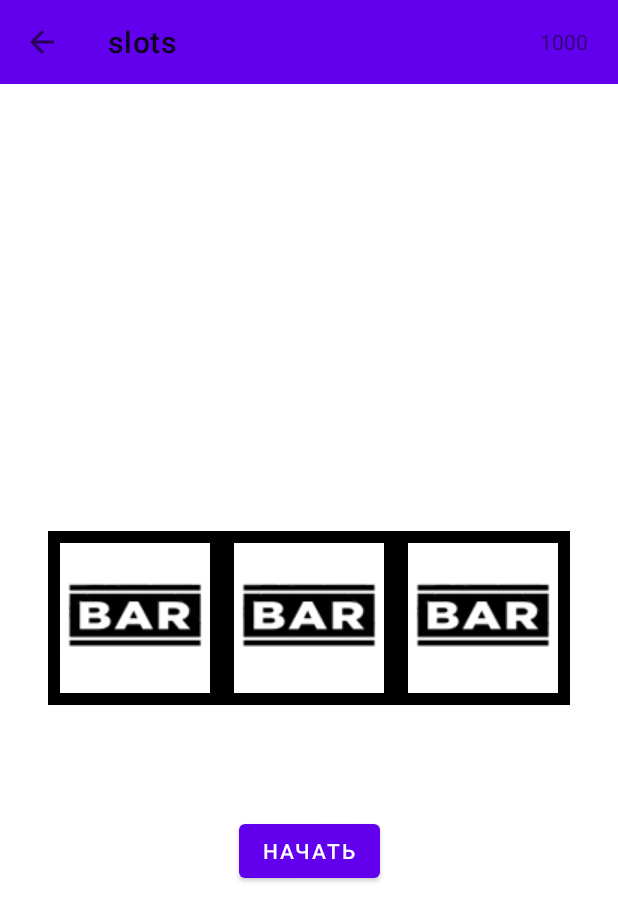
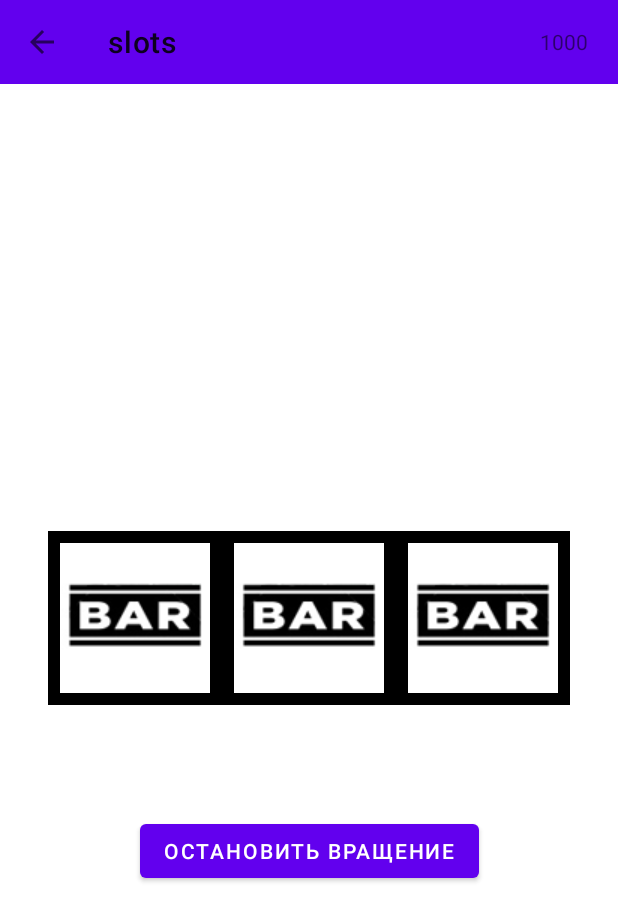
Before and after one commit to RatWithCoffee/slots, an Android app: the GameActivity screen opened directly, with no data from a screen before it, after a tap on "НАЧАТЬ", on a phone screen of 412 x 824 dp. Shown: the top 921 px of the screen. Run offline under Robolectric (Android 15) with nearby library versions, the light colour scheme and no system bars.

Commit message:
add correct work of start\stop button

```diff
--- a/app/src/main/java/com/template/view/activities/GameActivity.java
+++ b/app/src/main/java/com/template/view/activities/GameActivity.java
@@ -3,6 +3,7 @@ package com.template.view.activities;
 import android.os.Bundle;
 import android.os.Handler;
 import android.os.Looper;
+import android.os.SystemClock;
 import android.view.View;
 import android.widget.Button;
 import android.widget.TextView;
@@ -18,7 +19,7 @@ import com.template.view.components.Slots;
 import java.text.DecimalFormat;
 import java.util.Objects;
 
-public class GameActivity extends AppCompatActivity implements View.OnClickListener, Slots.RoundEndListener {
+public class GameActivity extends AppCompatActivity implements Slots.RoundEndListener {
 
     private final GameState state = new GameState();
     private final static DecimalFormat REAL_FORMATTER = new DecimalFormat("0.###");
@@ -26,6 +27,11 @@ public class GameActivity extends AppCompatActivity implements View.OnClickListe
     private static final int TIME_BETWEEN_ROTATIONS = 1500;
 
     private Slots slots;
+
+    private boolean stopRotation = false;
+    private boolean isRotating = false;
+
+    private long mLastClickTime = 0;
 
     @Override
     protected void onCreate(Bundle savedInstanceState) {
@@ -39,7 +45,30 @@ public class GameActivity extends AppCompatActivity implements View.OnClickListe
         slots.setOnRoundEnd(this);
 
         Button startEndButton = findViewById(R.id.button_st_end);
-        startEndButton.setOnClickListener(this);
+        startEndButton.setOnClickListener(v -> {
+            if (SystemClock.elapsedRealtime() - mLastClickTime < 1000) {
+                return;
+            }
+            mLastClickTime = SystemClock.elapsedRealtime();
+
+
+//            stopRotation = false -> пользователь захотел остановить игру
+//            stopRotation = true -> пользователь захотел начать игру
+            if (isRotating && !stopRotation) {
+                return;
+            }
+
+            stopRotation = !stopRotation;
+            if (stopRotation) {
+                startEndButton.setText(R.string.end_rotation_button);
+                startRotation();
+            } else {
+                startEndButton.setText(R.string.start_rotation_button);
+
+            }
+
+
+        });
     }
 
 
@@ -67,22 +96,23 @@ public class GameActivity extends AppCompatActivity implements View.OnClickListe
         if (state.isGameOver()) {
 //               показываем модальное окно с выбором выйти из игры / закинуть деньги
 //                resultTextView.setText("Вы проиграли");
-
         }
 
-
+//        пользователь нажал на кнопку остановки
+        if (!stopRotation) {
+            isRotating = false;
+            return;
+        }
 
         new Handler(Looper.getMainLooper()).postDelayed(this::startRotation, TIME_BETWEEN_ROTATIONS);
     }
 
 
+    public void startRotation() {
+        Button startEndButton = findViewById(R.id.button_st_end);
+        startEndButton.setEnabled(true);
 
-
-    @Override
-    public void onClick(View view) {
-        startRotation();
-    }
-    public void startRotation() {
+        isRotating = true;
         slots.startRotation();
         TextView resultTextView = findViewById(R.id.result_textview);
         resultTextView.setVisibility(View.INVISIBLE);
--- a/app/src/main/res/layout/activity_game.xml
+++ b/app/src/main/res/layout/activity_game.xml
@@ -79,7 +79,7 @@
         android:id="@+id/button_st_end"
         android:layout_width="wrap_content"
         android:layout_height="wrap_content"
-        android:text="@string/start"
+        android:text="@string/start_rotation_button"
         app:layout_constraintBottom_toBottomOf="parent"
         app:layout_constraintEnd_toEndOf="parent"
         app:layout_constraintRight_toRightOf="parent"
--- a/app/src/main/res/values/strings.xml
+++ b/app/src/main/res/values/strings.xml
@@ -6,11 +6,12 @@
     <string name="game_start_button">Начать игру</string>
 
     <!--game screen-->
-    <string name="slotImgDescr">slot</string>
-    <string name="start">Начать</string>
+    <string name="slot_img_descr">slot</string>
+    <string name="start_rotation_button">Начать</string>
     <string name="jackpot">Джекпот</string>
     <string name="small_jackpot">Джекпот поменьше</string>
     <string name="loss">Проигрыш</string>
+    <string name="end_rotation_button">Остановить вращение</string>
 
 
 </resources>
```
Also changed, not shown: app/src/main/java/com/template/EventEnd.java (deleted, +0 -7 lines), app/src/main/res/values/attrs.xml (deleted, +0 -9 lines).
